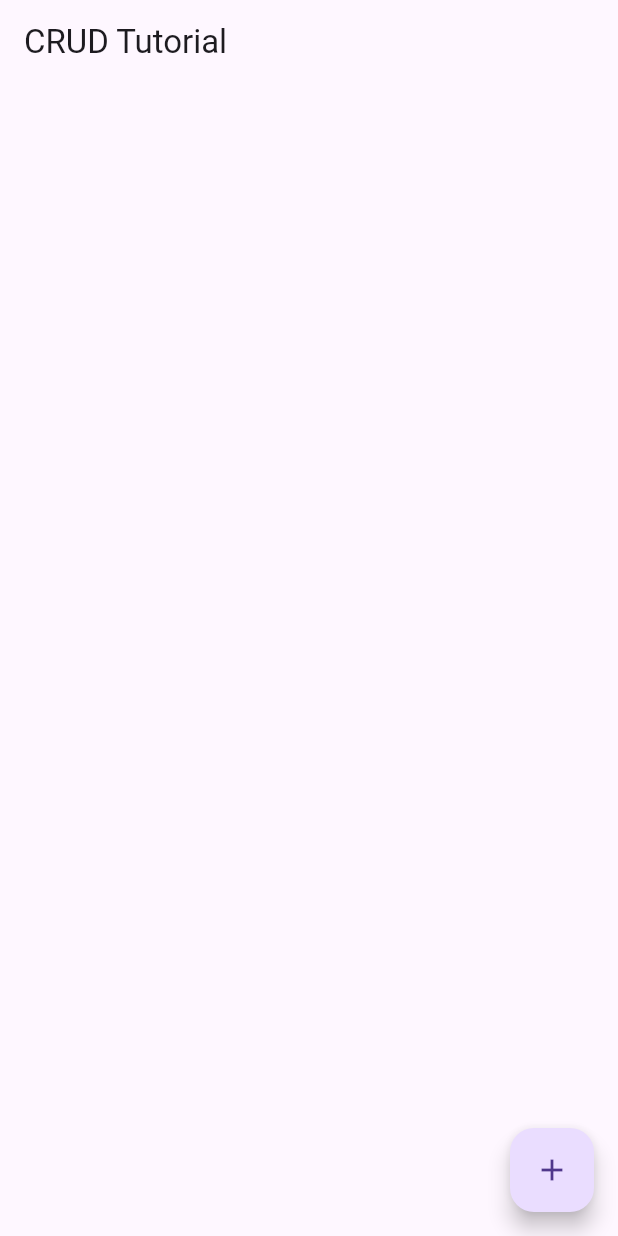
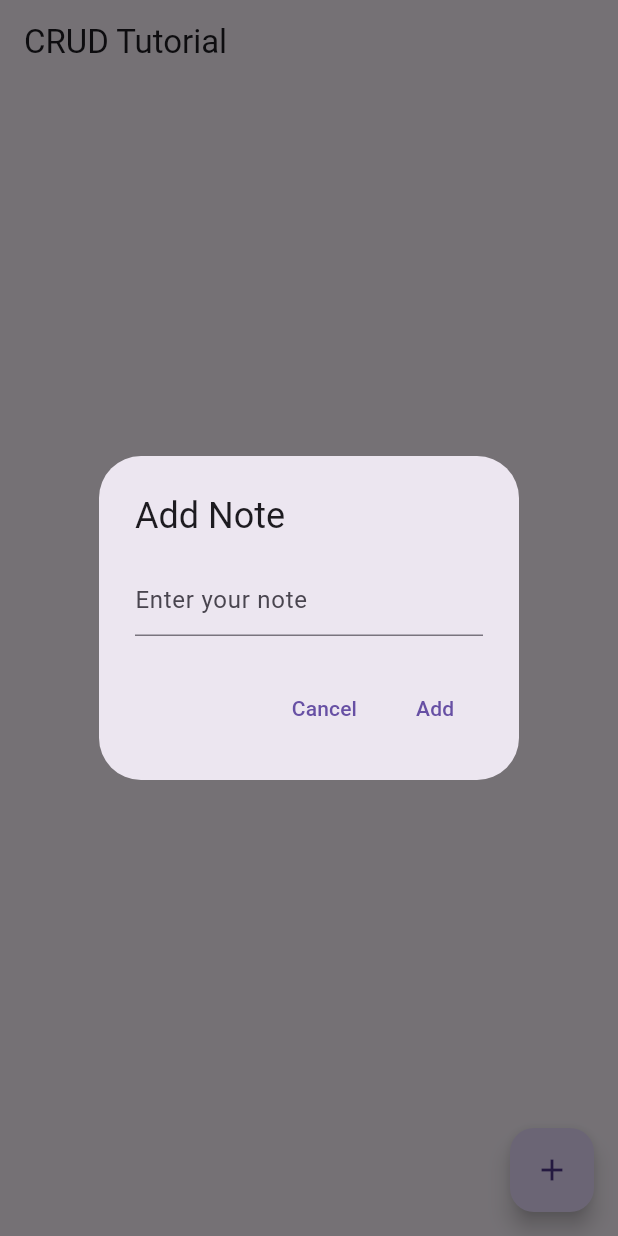
Before and after one commit to papermintx/crud_flutter_firebase, a Flutter app: the screen it shows after launch, after a tap on the "add" icon, on a phone screen of 412 x 824 dp. Run offline on Flutter 3.47's test engine with Material 3 defaults, Android fonts, the light colour scheme and no system bars; our stand-ins replace bloc, cloud_firestore, firebase_core, flutter_bloc; accounts and stored records are empty.

Commit message:
penggunaan bloc

```diff
--- /dev/null
+++ b/lib/bloc/notes_bloc.dart
@@ -0,0 +1,52 @@
+import 'package:bloc/bloc.dart';
+import 'package:crud_tutorial/models/notes_model.dart';
+import 'package:crud_tutorial/repository/notes_repo.dart';
+import 'package:flutter/material.dart';
+
+part 'notes_event.dart';
+part 'notes_state.dart';
+
+class NotesBloc extends Bloc<NotesEvent, NotesState> {
+  final NotesRepo notesRepo;
+
+  NotesBloc({required this.notesRepo}) : super(NotesInitial()) {
+    on<AddNote>((event, emit) async {
+      try {
+        await notesRepo.addNote(event.note);
+        // add(GetNotes());
+      } catch (e) {
+        emit(NotesError(message: e.toString()));
+      }
+    });
+
+    on<GetNotes>((event, emit) async {
+      // emit(NotesLoading()); // Emit loading state
+      try {
+        await emit.forEach<List<NotesModel>>(
+          notesRepo.getNotes(),
+          onData: (notes) => NotesLoaded(notes: notes),
+        );
+      } catch (e) {
+        emit(NotesError(message: e.toString()));
+      }
+    });
+
+    on<DeleteNote>((event, emit) async {
+      try {
+        await notesRepo.deleteNotes(event.id);
+        // add(GetNotes());
+      } catch (e) {
+        emit(NotesError(message: e.toString()));
+      }
+    });
+
+    on<UpdateNote>((event, emit) async {
+      try {
+        await notesRepo.updateNotes(event.id, event.note);
+        // add(GetNotes());
+      } catch (e) {
+        emit(NotesError(message: e.toString()));
+      }
+    });
+  }
+}
--- /dev/null
+++ b/lib/bloc/notes_event.dart
@@ -0,0 +1,26 @@
+part of 'notes_bloc.dart';
+
+@immutable
+sealed class NotesEvent {}
+
+final class AddNote extends NotesEvent {
+  final String note;
+
+  AddNote({required this.note});
+}
+
+
+final class GetNotes extends NotesEvent {}
+
+final class DeleteNote extends NotesEvent {
+  final String id;
+
+  DeleteNote({required this.id});
+}
+
+final class UpdateNote extends NotesEvent {
+  final String id;
+  final String note;
+
+  UpdateNote({required this.id, required this.note});
+}
--- /dev/null
+++ b/lib/bloc/notes_state.dart
@@ -0,0 +1,20 @@
+part of 'notes_bloc.dart';
+
+@immutable
+sealed class NotesState {}
+
+final class NotesInitial extends NotesState {}
+
+final class NotesLoading extends NotesState {}
+
+final class NotesLoaded extends NotesState {
+  final List<NotesModel> notes;
+
+  NotesLoaded({required this.notes});
+}
+
+final class NotesError extends NotesState {
+  final String message;
+
+  NotesError({required this.message});
+}
--- a/lib/main.dart
+++ b/lib/main.dart
@@ -1,7 +1,10 @@
+import 'package:crud_tutorial/bloc/notes_bloc.dart';
 import 'package:crud_tutorial/firebase_options.dart';
 import 'package:crud_tutorial/pages/home_page.dart';
+import 'package:crud_tutorial/repository/notes_repo.dart';
 import 'package:firebase_core/firebase_core.dart';
 import 'package:flutter/material.dart';
+import 'package:flutter_bloc/flutter_bloc.dart';
 
 void main() async {
   WidgetsFlutterBinding.ensureInitialized();
@@ -14,9 +17,12 @@ class MyApp extends StatelessWidget {
 
   @override
   Widget build(BuildContext context) {
-    return const MaterialApp(
-      debugShowCheckedModeBanner: false,
-      home: HomePage(),
+    return BlocProvider(
+      create: (context) => NotesBloc(notesRepo: NotesRepo()),
+      child: const MaterialApp(
+        debugShowCheckedModeBanner: false,
+        home: HomePage(),
+      ),
     );
   }
 }
--- /dev/null
+++ b/lib/models/notes_model.dart
@@ -0,0 +1,21 @@
+import 'package:cloud_firestore/cloud_firestore.dart';
+
+class NotesModel {
+  String id;
+  String note;
+  Timestamp timestamp;
+
+  NotesModel({required this.id, required this.note, required this.timestamp});
+
+  factory NotesModel.fromMap(Map<String, dynamic> data, String id) {
+    return NotesModel(id: id, note: data['note'], timestamp: data['timestamp']);
+
+  }
+
+  Map<String, dynamic> toMap() {
+    return {
+      'note': note,
+      'timestamp': timestamp,
+    };
+  }
+}
--- a/lib/pages/home_page.dart
+++ b/lib/pages/home_page.dart
@@ -1,7 +1,56 @@
+import 'package:crud_tutorial/bloc/notes_bloc.dart';
 import 'package:flutter/material.dart';
+import 'package:flutter_bloc/flutter_bloc.dart';
 
-class HomePage extends StatelessWidget {
+class HomePage extends StatefulWidget {
   const HomePage({super.key});
+
+  @override
+  State<HomePage> createState() => _HomePageState();
+}
+
+class _HomePageState extends State<HomePage> {
+  @override
+  void initState() {
+    // TODO: implement initState
+    super.initState();
+    context.read<NotesBloc>().add(GetNotes());
+  }
+  final TextEditingController controller = TextEditingController();
+  void openNoteBook() {
+    showDialog(
+        context: context,
+        builder: (context) {
+          return AlertDialog(
+            title: const Text('Add Note'),
+            content: TextField(
+              controller: controller,
+              decoration: const InputDecoration(
+                hintText: 'Enter your note',
+              ),
+            ),
+            actions: [
+              TextButton(
+                onPressed: () {
+                  Navigator.of(context).pop();
+                },
+                child: const Text('Cancel'),
+              ),
+              TextButton(
+                onPressed: () {
+                  // add note
+                  context.read<NotesBloc>().add(
+                        AddNote(note: controller.text),
+                      );
+                  controller.clear();
+                  Navigator.of(context).pop();
+                },
+                child: const Text('Add'),
+              ),
+            ],
+          );
+        });
+  }
 
   @override
   Widget build(BuildContext context) {
@@ -9,8 +58,87 @@ class HomePage extends StatelessWidget {
       appBar: AppBar(
         title: const Text('CRUD Tutorial'),
       ),
+      body: BlocConsumer<NotesBloc, NotesState>(
+        listener: (context, state) {
+          if (state is NotesError) {
+            ScaffoldMessenger.of(context).showSnackBar(
+              SnackBar(
+                content: Text(state.message),
+              ),
+            );
+          }
+        },
+        builder: (context, state) {
+          if (state is NotesLoading) {
+            return const Center(
+              child: CircularProgressIndicator(),
+            );
+          } else if (state is NotesLoaded) {
+            return ListView.builder(
+              itemCount: state.notes.length,
+              itemBuilder: (context, index) {
+                final note = state.notes[index];
+                return ListTile(
+                  title: Text(note.note),
+                  trailing: IconButton(
+                    icon: const Icon(Icons.delete),
+                    onPressed: () {
+                      // delete note
+                      context.read<NotesBloc>().add(DeleteNote(id: note.id));
+                    },
+                  ),
+                  onTap: () {
+                    showDialog(
+                        context: context,
+                        builder: (context) {
+                          return AlertDialog(
+                            title: const Text('Update Note'),
+                            content: TextField(
+                              controller: controller..text = note.note,
+                              decoration: const InputDecoration(
+                                hintText: 'Enter your note',
+                              ),
+                            ),
+                            actions: [
+                              TextButton(
+                                onPressed: () {
+                                  Navigator.of(context).pop();
+                                },
+                                child: const Text('Cancel'),
+                              ),
+                              TextButton(
+                                onPressed: () {
+                                  // update note
+
+                                  context.read<NotesBloc>().add(
+                                        UpdateNote(
+                                          id: note.id,
+                                          note: controller.text,
+                                        ),
+                                      );
+                                  controller.clear();
+                                  Navigator.of(context).pop();
+                                },
+                                child: const Text('Update'),
+                              ),
+                            ],
+                          );
+                        });
+                  },
+                );
+              },
+            );
+          } else if (state is NotesError) {
+            return Center(
+              child: Text(state.message),
+            );
+          } else {
+            return const SizedBox();
+          }
+        },
+      ),
       floatingActionButton: FloatingActionButton(
-        onPressed: () {},
+        onPressed: openNoteBook,
         child: const Icon(Icons.add),
       ),
     );
--- /dev/null
+++ b/lib/repository/notes_repo.dart
@@ -0,0 +1,31 @@
+import 'package:cloud_firestore/cloud_firestore.dart';
+import 'package:crud_tutorial/models/notes_model.dart';
+
+class NotesRepo {
+  final CollectionReference _notes = FirebaseFirestore.instance.collection('notes');
+
+  Future<DocumentReference<Object?>> addNote(String note) async {
+    return await _notes.add({
+      'note': note,
+      'timestamp': Timestamp.now(),
+    });
+  }
+
+  Stream<List<NotesModel>> getNotes() {
+    return _notes.orderBy('timestamp', descending: true).snapshots().map((snapshot) {
+      return snapshot.docs
+          .map((doc) => NotesModel.fromMap(doc.data() as Map<String, dynamic>, doc.id))
+          .toList();
+    });
+  }
+
+  Future<void> deleteNotes(String id) async {
+    await _notes.doc(id).delete();
+  }
+
+  Future<void> updateNotes(String id, String note) async {
+    await _notes.doc(id).update({
+      'note': note,
+    });
+  }
+}
--- a/pubspec.yaml
+++ b/pubspec.yaml
@@ -37,6 +37,8 @@ dependencies:
   cupertino_icons: ^1.0.6
   firebase_core: ^3.2.0
   cloud_firestore: ^5.1.0
+  bloc: ^8.1.4
+  flutter_bloc: ^8.1.6
 
 dev_dependencies:
   flutter_test:
```
Also changed, not shown: pubspec.lock, 1 other file.
